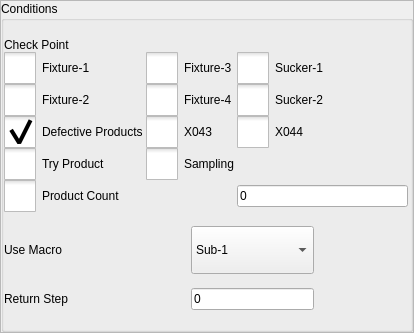
The window that hcinstruction/ichcconditionpage.ui (dongdong-2009/3-5AxisRobot) describes before a commit, drawn with Qt 5.
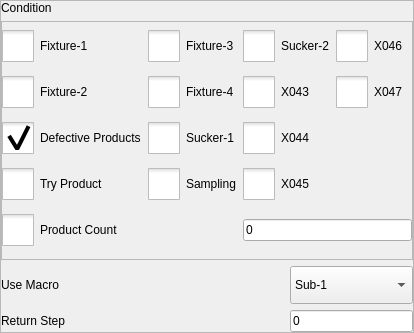
The same window after the commit. Icons and pictures are not drawn. Custom widgets are drawn as their Qt base class.

Diff of the .ui file:
```diff
--- a/hcinstruction/ichcconditionpage.ui
+++ b/hcinstruction/ichcconditionpage.ui
@@ -20,9 +20,6 @@
    <enum>QFrame::Raised</enum>
   </property>
   <layout class="QVBoxLayout" name="verticalLayout">
-   <property name="spacing">
-    <number>0</number>
-   </property>
    <property name="leftMargin">
     <number>0</number>
    </property>
@@ -36,113 +33,41 @@
     <number>0</number>
    </property>
    <item>
-    <widget class="QGroupBox" name="groupBox">
-     <property name="title">
-      <string>Conditions</string>
-     </property>
-     <layout class="QGridLayout" name="gridLayout_2">
-      <property name="leftMargin">
-       <number>0</number>
-      </property>
-      <property name="topMargin">
-       <number>9</number>
-      </property>
-      <property name="rightMargin">
-       <number>2</number>
-      </property>
-      <property name="horizontalSpacing">
-       <number>2</number>
-      </property>
-      <item row="0" column="0" colspan="4">
-       <layout class="QGridLayout" name="gridLayout">
-        <property name="horizontalSpacing">
-         <number>2</number>
-        </property>
-        <item row="1" column="0">
-         <widget class="QCheckBox" name="fixture1Box">
-          <property name="styleSheet">
-           <string notr="true">::indicator {
-     width: 32px;
-     height: 32px;
- }
-
-::indicator:unchecked 
-{
-     image: url(:/resource/check_unchecked.png);
- }
-::indicator:checked 
-{
-     image: url(:/resource/check_checked.png);
- }
-
-QRadioButton::indicator:checked:disabled
-{
- image: url(:/resource/check_checked_disable.png);
-}
-
-QRadioButton::indicator:unchecked:disabled
-{
- image: url(:/resource/check_unchecked_disable.png);
-}</string>
-          </property>
-          <property name="text">
-           <string>Fixture-1</string>
-          </property>
-          <attribute name="buttonGroup">
-           <string notr="true">buttonGroup</string>
-          </attribute>
-         </widget>
-        </item>
-        <item row="4" column="0">
-         <widget class="QCheckBox" name="tryProductBox">
-          <property name="styleSheet">
-           <string notr="true">::indicator {
-     width: 32px;
-     height: 32px;
- }
-
-::indicator:unchecked 
-{
-     image: url(:/resource/check_unchecked.png);
- }
-::indicator:checked 
-{
-     image: url(:/resource/check_checked.png);
- }
-
-QRadioButton::indicator:checked:disabled
-{
- image: url(:/resource/check_checked_disable.png);
-}
-
-QRadioButton::indicator:unchecked:disabled
-{
- image: url(:/resource/check_unchecked_disable.png);
-}</string>
-          </property>
-          <property name="text">
-           <string>Try Product</string>
-          </property>
-          <attribute name="buttonGroup">
-           <string notr="true">buttonGroup</string>
-          </attribute>
-         </widget>
-        </item>
-        <item row="0" column="0">
          <widget class="QLabel" name="label">
-          <property name="sizePolicy">
-           <sizepolicy hsizetype="Preferred" vsizetype="Fixed">
-            <horstretch>0</horstretch>
-            <verstretch>0</verstretch>
-           </sizepolicy>
-          </property>
           <property name="text">
-           <string>Check Point</string>
+      <string>Condition</string>
           </property>
          </widget>
         </item>
-        <item row="2" column="1">
-         <widget class="QCheckBox" name="fixture4Box">
+   <item>
+    <widget class="QScrollArea" name="scrollArea">
+     <property name="widgetResizable">
+      <bool>true</bool>
+     </property>
+     <widget class="QWidget" name="scrollAreaWidgetContents">
+      <property name="geometry">
+       <rect>
+        <x>0</x>
+        <y>0</y>
+        <width>410</width>
+        <height>231</height>
+       </rect>
+      </property>
+      <layout class="QGridLayout" name="gridLayout">
+       <property name="leftMargin">
+        <number>0</number>
+       </property>
+       <property name="topMargin">
+        <number>0</number>
+       </property>
+       <property name="rightMargin">
+        <number>0</number>
+       </property>
+       <property name="bottomMargin">
+        <number>0</number>
+       </property>
+       <item row="3" column="1">
+        <widget class="QCheckBox" name="samplingBox">
           <property name="styleSheet">
            <string notr="true">::indicator {
      width: 32px;
@@ -169,7 +94,7 @@
 }</string>
           </property>
           <property name="text">
-           <string>Fixture-4</string>
+          <string>Sampling</string>
           </property>
           <attribute name="buttonGroup">
            <string notr="true">buttonGroup</string>
@@ -177,6 +102,56 @@
          </widget>
         </item>
         <item row="2" column="0">
+        <widget class="QCheckBox" name="defectiveProductsBox">
+         <property name="sizePolicy">
+          <sizepolicy hsizetype="Fixed" vsizetype="Fixed">
+           <horstretch>0</horstretch>
+           <verstretch>0</verstretch>
+          </sizepolicy>
+         </property>
+         <property name="minimumSize">
+          <size>
+           <width>20</width>
+           <height>0</height>
+          </size>
+         </property>
+         <property name="styleSheet">
+          <string notr="true">::indicator {
+     width: 32px;
+     height: 32px;
+ }
+
+::indicator:unchecked 
+{
+     image: url(:/resource/check_unchecked.png);
+ }
+::indicator:checked 
+{
+     image: url(:/resource/check_checked.png);
+ }
+
+QRadioButton::indicator:checked:disabled
+{
+ image: url(:/resource/check_checked_disable.png);
+}
+
+QRadioButton::indicator:unchecked:disabled
+{
+ image: url(:/resource/check_unchecked_disable.png);
+}</string>
+         </property>
+         <property name="text">
+          <string>Defective Products</string>
+         </property>
+         <property name="checked">
+          <bool>true</bool>
+         </property>
+         <attribute name="buttonGroup">
+          <string notr="true">buttonGroup</string>
+         </attribute>
+        </widget>
+       </item>
+       <item row="1" column="0">
          <widget class="QCheckBox" name="fixture2Box">
           <property name="styleSheet">
            <string notr="true">::indicator {
@@ -211,7 +186,77 @@
           </attribute>
          </widget>
         </item>
-        <item row="1" column="1">
+       <item row="0" column="0">
+        <widget class="QCheckBox" name="fixture1Box">
+         <property name="styleSheet">
+          <string notr="true">::indicator {
+     width: 32px;
+     height: 32px;
+ }
+
+::indicator:unchecked 
+{
+     image: url(:/resource/check_unchecked.png);
+ }
+::indicator:checked 
+{
+     image: url(:/resource/check_checked.png);
+ }
+
+QRadioButton::indicator:checked:disabled
+{
+ image: url(:/resource/check_checked_disable.png);
+}
+
+QRadioButton::indicator:unchecked:disabled
+{
+ image: url(:/resource/check_unchecked_disable.png);
+}</string>
+         </property>
+         <property name="text">
+          <string>Fixture-1</string>
+         </property>
+         <attribute name="buttonGroup">
+          <string notr="true">buttonGroup</string>
+         </attribute>
+        </widget>
+       </item>
+       <item row="0" column="2">
+        <widget class="QCheckBox" name="sucker2Box">
+         <property name="styleSheet">
+          <string notr="true">::indicator {
+     width: 32px;
+     height: 32px;
+ }
+
+::indicator:unchecked 
+{
+     image: url(:/resource/check_unchecked.png);
+ }
+::indicator:checked 
+{
+     image: url(:/resource/check_checked.png);
+ }
+
+QRadioButton::indicator:checked:disabled
+{
+ image: url(:/resource/check_checked_disable.png);
+}
+
+QRadioButton::indicator:unchecked:disabled
+{
+ image: url(:/resource/check_unchecked_disable.png);
+}</string>
+         </property>
+         <property name="text">
+          <string>Sucker-2</string>
+         </property>
+         <attribute name="buttonGroup">
+          <string notr="true">buttonGroup</string>
+         </attribute>
+        </widget>
+       </item>
+       <item row="0" column="1">
          <widget class="QCheckBox" name="fixture3Box">
           <property name="styleSheet">
            <string notr="true">::indicator {
@@ -246,7 +291,7 @@
           </attribute>
          </widget>
         </item>
-        <item row="1" column="2">
+       <item row="2" column="1">
          <widget class="QCheckBox" name="sucker1Box">
           <property name="styleSheet">
            <string notr="true">::indicator {
@@ -281,8 +326,8 @@
           </attribute>
          </widget>
         </item>
-        <item row="2" column="2">
-         <widget class="QCheckBox" name="sucker2Box">
+       <item row="1" column="1">
+        <widget class="QCheckBox" name="fixture4Box">
           <property name="styleSheet">
            <string notr="true">::indicator {
      width: 32px;
@@ -309,7 +354,7 @@
 }</string>
           </property>
           <property name="text">
-           <string>Sucker-2</string>
+          <string>Fixture-4</string>
           </property>
           <attribute name="buttonGroup">
            <string notr="true">buttonGroup</string>
@@ -317,19 +362,7 @@
          </widget>
         </item>
         <item row="3" column="0">
-         <widget class="QCheckBox" name="defectiveProductsBox">
-          <property name="sizePolicy">
-           <sizepolicy hsizetype="Fixed" vsizetype="Fixed">
-            <horstretch>0</horstretch>
-            <verstretch>0</verstretch>
-           </sizepolicy>
-          </property>
-          <property name="minimumSize">
-           <size>
-            <width>20</width>
-            <height>0</height>
-           </size>
-          </property>
+        <widget class="QCheckBox" name="tryProductBox">
           <property name="styleSheet">
            <string notr="true">::indicator {
      width: 32px;
@@ -356,17 +389,14 @@
 }</string>
           </property>
           <property name="text">
-           <string>Defective Products</string>
-          </property>
-          <property name="checked">
-           <bool>true</bool>
+          <string>Try Product</string>
           </property>
           <attribute name="buttonGroup">
            <string notr="true">buttonGroup</string>
           </attribute>
          </widget>
         </item>
-        <item row="3" column="1">
+       <item row="1" column="2">
          <widget class="QCheckBox" name="x043checkBox">
           <property name="styleSheet">
            <string notr="true">::indicator {
@@ -401,7 +431,7 @@
           </attribute>
          </widget>
         </item>
-        <item row="3" column="2">
+       <item row="2" column="2">
          <widget class="QCheckBox" name="x044checkBox">
           <property name="styleSheet">
            <string notr="true">::indicator {
@@ -436,8 +466,8 @@
           </attribute>
          </widget>
         </item>
-        <item row="4" column="1">
-         <widget class="QCheckBox" name="samplingBox">
+       <item row="3" column="2">
+        <widget class="QCheckBox" name="x045checkBox">
           <property name="styleSheet">
            <string notr="true">::indicator {
      width: 32px;
@@ -464,21 +494,84 @@
 }</string>
           </property>
           <property name="text">
-           <string>Sampling</string>
+          <string>X045</string>
           </property>
           <attribute name="buttonGroup">
            <string notr="true">buttonGroup</string>
           </attribute>
          </widget>
         </item>
-        <item row="5" column="2">
-         <widget class="ICLineEditWithVirtualNumericKeypad" name="moldCountEdit">
+       <item row="0" column="3">
+        <widget class="QCheckBox" name="x046checkBox">
+         <property name="styleSheet">
+          <string notr="true">::indicator {
+     width: 32px;
+     height: 32px;
+ }
+
+::indicator:unchecked 
+{
+     image: url(:/resource/check_unchecked.png);
+ }
+::indicator:checked 
+{
+     image: url(:/resource/check_checked.png);
+ }
+
+QRadioButton::indicator:checked:disabled
+{
+ image: url(:/resource/check_checked_disable.png);
+}
+
+QRadioButton::indicator:unchecked:disabled
+{
+ image: url(:/resource/check_unchecked_disable.png);
+}</string>
+         </property>
           <property name="text">
-           <string notr="true">0</string>
-          </property>
-         </widget>
-        </item>
-        <item row="5" column="0" colspan="2">
+          <string>X046</string>
+         </property>
+         <attribute name="buttonGroup">
+          <string notr="true">buttonGroup</string>
+         </attribute>
+        </widget>
+       </item>
+       <item row="1" column="3">
+        <widget class="QCheckBox" name="x047checkBox">
+         <property name="styleSheet">
+          <string notr="true">::indicator {
+     width: 32px;
+     height: 32px;
+ }
+
+::indicator:unchecked 
+{
+     image: url(:/resource/check_unchecked.png);
+ }
+::indicator:checked 
+{
+     image: url(:/resource/check_checked.png);
+ }
+
+QRadioButton::indicator:checked:disabled
+{
+ image: url(:/resource/check_checked_disable.png);
+}
+
+QRadioButton::indicator:unchecked:disabled
+{
+ image: url(:/resource/check_unchecked_disable.png);
+}</string>
+         </property>
+         <property name="text">
+          <string>X047</string>
+         </property>
+         <attribute name="buttonGroup">
+          <string notr="true">buttonGroup</string>
+         </attribute>
+        </widget>
+       </item>
+       <item row="4" column="0" colspan="2">
          <widget class="QCheckBox" name="productCountBox">
           <property name="styleSheet">
            <string notr="true">::indicator {
@@ -513,9 +606,51 @@
           </attribute>
          </widget>
         </item>
-       </layout>
-      </item>
-      <item row="1" column="2">
+       <item row="4" column="2" colspan="2">
+        <widget class="ICLineEditWithVirtualNumericKeypad" name="moldCountEdit">
+         <property name="text">
+          <string notr="true">0</string>
+         </property>
+        </widget>
+       </item>
+      </layout>
+      <zorder>productCountBox</zorder>
+      <zorder>fixture1Box</zorder>
+      <zorder>tryProductBox</zorder>
+      <zorder>defectiveProductsBox</zorder>
+      <zorder>fixture2Box</zorder>
+      <zorder>fixture4Box</zorder>
+      <zorder>samplingBox</zorder>
+      <zorder>fixture3Box</zorder>
+      <zorder>moldCountEdit</zorder>
+      <zorder>fixture1Box</zorder>
+      <zorder>tryProductBox</zorder>
+      <zorder>defectiveProductsBox</zorder>
+      <zorder>fixture2Box</zorder>
+      <zorder>fixture4Box</zorder>
+      <zorder>productCountBox</zorder>
+      <zorder>samplingBox</zorder>
+      <zorder>fixture3Box</zorder>
+      <zorder>sucker1Box</zorder>
+      <zorder>sucker2Box</zorder>
+      <zorder>x043checkBox</zorder>
+      <zorder>x044checkBox</zorder>
+      <zorder>x045checkBox</zorder>
+      <zorder>x046checkBox</zorder>
+      <zorder>x047checkBox</zorder>
+     </widget>
+    </widget>
+   </item>
+   <item>
+    <layout class="QHBoxLayout" name="horizontalLayout">
+     <item>
+      <widget class="QLabel" name="label_2">
+       <property name="text">
+        <string>Use Macro</string>
+       </property>
+      </widget>
+     </item>
+     <item>
        <widget class="QComboBox" name="subComboBox">
         <property name="enabled">
          <bool>true</bool>
@@ -583,47 +718,43 @@
         </item>
        </widget>
       </item>
-      <item row="1" column="0" colspan="2">
-       <widget class="QLabel" name="label_2">
-        <property name="text">
-         <string>Use Macro</string>
-        </property>
-       </widget>
-      </item>
-      <item row="2" column="2">
-       <widget class="ICLineEditWithVirtualNumericKeypad" name="returnLineEdit">
-        <property name="sizePolicy">
-         <sizepolicy hsizetype="Fixed" vsizetype="Fixed">
-          <horstretch>0</horstretch>
-          <verstretch>0</verstretch>
-         </sizepolicy>
-        </property>
-        <property name="minimumSize">
-         <size>
-          <width>123</width>
-          <height>0</height>
-         </size>
-        </property>
-        <property name="maximumSize">
-         <size>
-          <width>123</width>
-          <height>16777215</height>
-         </size>
-        </property>
-        <property name="text">
-         <string notr="true">0</string>
-        </property>
-       </widget>
-      </item>
-      <item row="2" column="0" colspan="2">
+    </layout>
+   </item>
+   <item>
+    <layout class="QHBoxLayout" name="horizontalLayout_2">
+     <item>
        <widget class="QLabel" name="label_3">
         <property name="text">
          <string>Return Step</string>
         </property>
        </widget>
       </item>
-     </layout>
-    </widget>
+     <item>
+      <widget class="ICLineEditWithVirtualNumericKeypad" name="returnLineEdit">
+       <property name="sizePolicy">
+        <sizepolicy hsizetype="Fixed" vsizetype="Fixed">
+         <horstretch>0</horstretch>
+         <verstretch>0</verstretch>
+        </sizepolicy>
+       </property>
+       <property name="minimumSize">
+        <size>
+         <width>123</width>
+         <height>0</height>
+        </size>
+       </property>
+       <property name="maximumSize">
+        <size>
+         <width>123</width>
+         <height>16777215</height>
+        </size>
+       </property>
+       <property name="text">
+        <string notr="true">0</string>
+       </property>
+      </widget>
+     </item>
+    </layout>
    </item>
   </layout>
  </widget>
```
Lines whose indentation alone changed are shown as unchanged.
